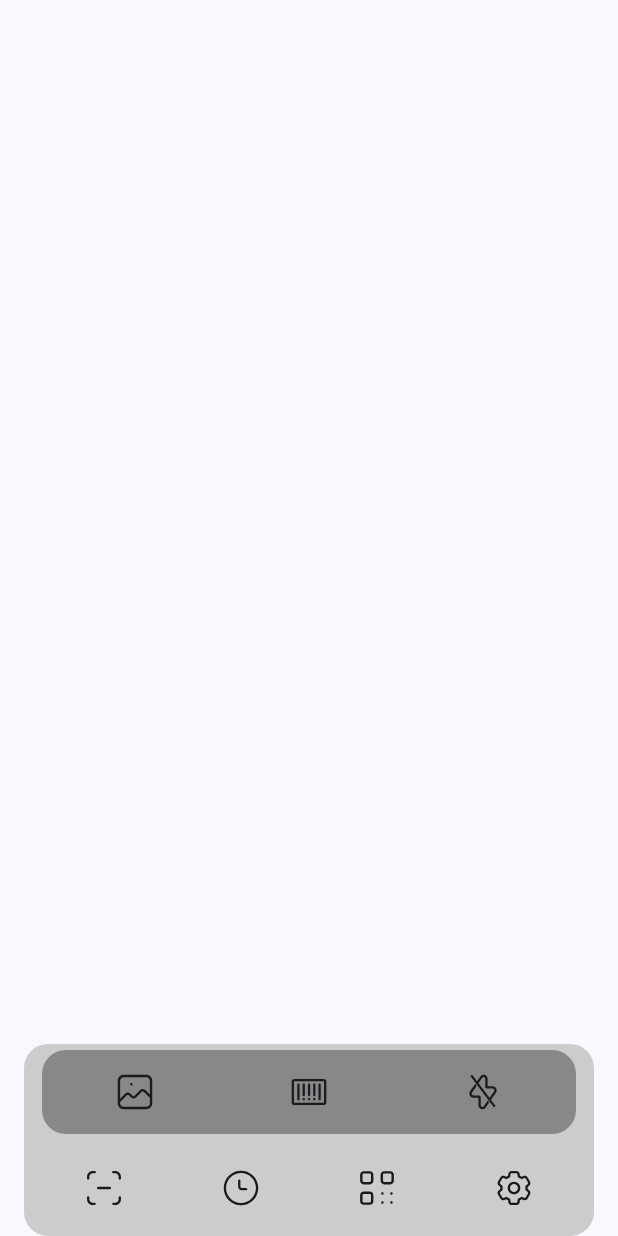
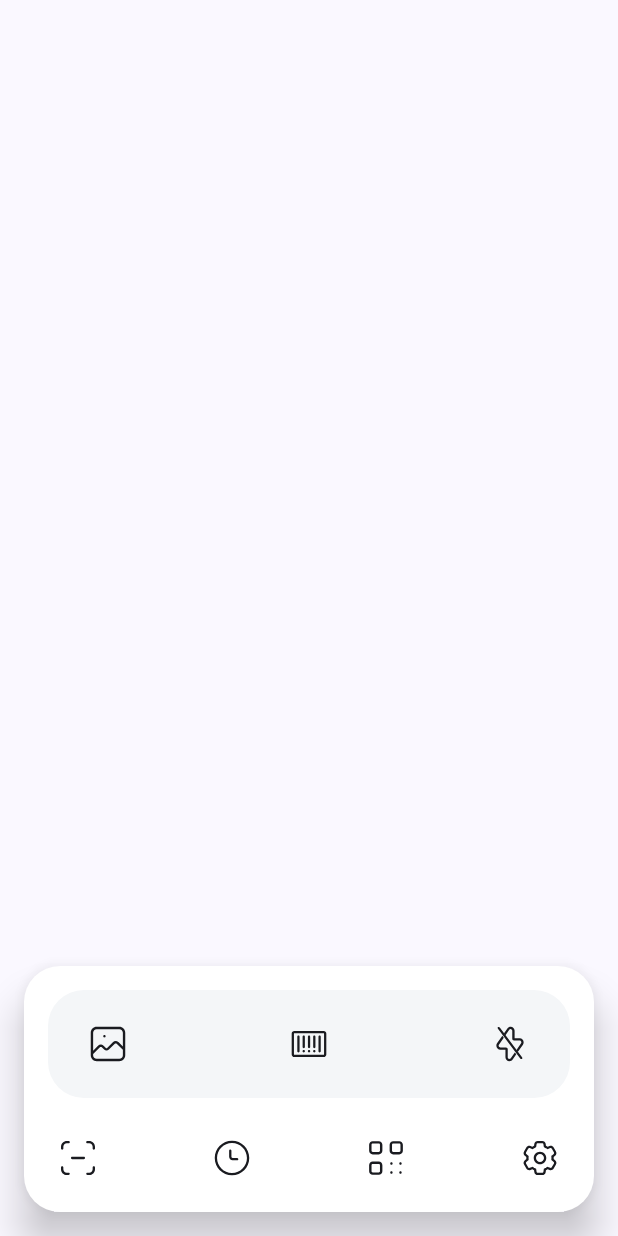
Before and after one commit to Bahman-ghasemi/QrCodi, an Android app built with Jetpack Compose: the screen it shows after launch (MainActivity), on a phone screen of 412 x 824 dp. Run offline under Robolectric (Android 15) with nearby library versions, the phone set to English and light mode, and no system bars; our stand-ins replace Dagger/Hilt's generated code; 1 statement that could not run was skipped.

Commit message:
Fix DateTime Dependency Issue Improvement BottomBar UI

```diff
--- a/app/build.gradle.kts
+++ b/app/build.gradle.kts
@@ -30,7 +30,7 @@ android {
     compileOptions {
         sourceCompatibility = JavaVersion.VERSION_17
         targetCompatibility = JavaVersion.VERSION_17
-//        isCoreLibraryDesugaringEnabled = true
+        isCoreLibraryDesugaringEnabled = true
     }
     kotlinOptions {
         jvmTarget = "17"
@@ -38,7 +38,7 @@ android {
     buildFeatures {
         compose = true
     }
-    buildToolsVersion = "35.0.0"
+
 }
 
 dependencies {
@@ -84,8 +84,7 @@ dependencies {
 
     // DateTime
     implementation(libs.kotlinx.datetime)
-    coreLibraryDesugaring(libs.desugar.jdk.libs)
-
+    coreLibraryDesugaring (libs.desugar.jdk.libs)
 
     // Unit Testing
     testImplementation(libs.junit)
--- a/app/src/main/java/ir/bahmanghasemi/qrcodeapp/MainActivity.kt
+++ b/app/src/main/java/ir/bahmanghasemi/qrcodeapp/MainActivity.kt
@@ -12,6 +12,9 @@ import androidx.compose.foundation.layout.fillMaxSize
 import androidx.compose.foundation.layout.fillMaxWidth
 import androidx.compose.foundation.layout.padding
 import androidx.compose.foundation.shape.RoundedCornerShape
+import androidx.compose.material3.Card
+import androidx.compose.material3.CardDefaults
+import androidx.compose.material3.CardElevation
 import androidx.compose.material3.Icon
 import androidx.compose.material3.IconButton
 import androidx.compose.material3.Scaffold
@@ -22,6 +25,7 @@ import androidx.compose.ui.draw.clip
 import androidx.compose.ui.graphics.Color
 import androidx.compose.ui.res.painterResource
 import androidx.compose.ui.res.stringResource
+import androidx.compose.ui.tooling.preview.Preview
 import androidx.compose.ui.unit.dp
 import androidx.navigation.NavHostController
 import androidx.navigation.compose.NavHost
@@ -81,25 +85,32 @@ fun AppNavigation(modifier: Modifier = Modifier, navHostController: NavHostContr
 
 
 @Composable
+@Preview(showBackground = true, showSystemUi = true)
 fun BottomBar() {
+    Card(
+        modifier = Modifier
+            .fillMaxWidth()
+            .padding(16.dp),
+        shape = RoundedCornerShape(24.dp),
+        elevation = CardDefaults.cardElevation(
+            defaultElevation = 16.dp
+        ),
+        colors = CardDefaults.cardColors(containerColor = Color.White)
+    ) {
         Column(
             Modifier
-            .fillMaxWidth()
-            .padding(horizontal = 16.dp)
-            .clip(RoundedCornerShape(16.dp))
-            .background(Color.LightGray)
-            .padding(4.dp),
+                .fillMaxWidth(),
             horizontalAlignment = Alignment.CenterHorizontally,
-        verticalArrangement = Arrangement.spacedBy(8.dp, alignment = Alignment.CenterVertically)
+            verticalArrangement = Arrangement.Center
         ) {
             Row(
                 Modifier
                     .fillMaxWidth()
-                .padding(horizontal = 8.dp)
-                .clip(RoundedCornerShape(16.dp))
-                .background(Color.Gray)
-                .padding(4.dp),
-            horizontalArrangement = Arrangement.SpaceAround,
+                    .padding(horizontal = 16.dp, vertical = 16.dp)
+                    .clip(RoundedCornerShape(24.dp))
+                    .background(Color(0xfff4f6f8))
+                    .padding(horizontal = 16.dp, vertical = 12.dp),
+                horizontalArrangement = Arrangement.SpaceBetween,
                 verticalAlignment = Alignment.CenterVertically
             ) {
                 IconButton(onClick = {}) {
@@ -118,8 +129,8 @@ fun BottomBar() {
             Row(
                 Modifier
                     .fillMaxWidth()
-                .padding(4.dp),
-            horizontalArrangement = Arrangement.SpaceAround,
+                    .padding(start = 12.dp, end = 12.dp, bottom = 12.dp),
+                horizontalArrangement = Arrangement.SpaceBetween,
                 verticalAlignment = Alignment.CenterVertically
             ) {
                 IconButton(onClick = {}) {
@@ -140,3 +151,4 @@ fun BottomBar() {
             }
         }
     }
+}
--- a/app/src/main/java/ir/bahmanghasemi/qrcodeapp/feature_qrcode/view/scanner/composable/ScanScreen.kt
+++ b/app/src/main/java/ir/bahmanghasemi/qrcodeapp/feature_qrcode/view/scanner/composable/ScanScreen.kt
@@ -35,7 +35,7 @@ import ir.bahmanghasemi.qrcodeapp.R
 import ir.bahmanghasemi.qrcodeapp.common.view.util.Connectivity
 import ir.bahmanghasemi.qrcodeapp.feature_qrcode.data.model.CalendarEvent
 import ir.bahmanghasemi.qrcodeapp.feature_qrcode.data.model.ContactInfo
-
+import java.time.ZonedDateTime
 
 @Composable
 @Preview(showBackground = true)
@@ -115,14 +115,14 @@ fun ScanComposable(
                                     putExtra(CalendarContract.Events.TITLE, it.summary)
                                     putExtra(CalendarContract.Events.EVENT_LOCATION, it.location)
                                     putExtra(CalendarContract.Events.DESCRIPTION, it.description)
-                                    /*putExtra(
+                                    putExtra(
                                         CalendarContract.EXTRA_EVENT_BEGIN_TIME,
-                                        ZonedDateTime.parse(it.start).toLocalDateTime().toString()
-                                    )*/
-                                    /*putExtra(
+                                        ZonedDateTime.parse(it.startDate).toLocalDateTime().toString()
+                                    )
+                                    putExtra(
                                         CalendarContract.EXTRA_EVENT_END_TIME,
-                                        ZonedDateTime.parse(it.end).toLocalDateTime().toString()
-                                    )*/
+                                        ZonedDateTime.parse(it.endDate).toLocalDateTime().toString()
+                                    )
                                 }
                                 context.startActivity(intent)
                             }
--- a/gradle/libs.versions.toml
+++ b/gradle/libs.versions.toml
@@ -24,7 +24,7 @@ playServicesCodeScanner = "16.1.0"
 customQrGeneratorVersion = "2.0.0-alpha01"
 kotlinxSerializationJson = "1.8.0"
 kotlinxDatetime = "0.6.1"
-desugar_jdk_libs = "2.1.4"
+desugar_jdk_libsVersion = "2.1.4"
 truthVersion = "1.4.4"
 
 [libraries]
@@ -79,7 +79,7 @@ kotlinx-serialization-json = { module = "org.jetbrains.kotlinx:kotlinx-serializa
 
 # DateTime
 kotlinx-datetime = { module = "org.jetbrains.kotlinx:kotlinx-datetime", version.ref = "kotlinxDatetime" }
-desugar_jdk_libs = { module = "com.android.tools:desugar_jdk_libs", version.ref = "desugar_jdk_libs" }
+desugar_jdk_libs = { module = "com.android.tools:desugar_jdk_libs", version.ref = "desugar_jdk_libsVersion" }
 
 # Truth
 truth = { module = "com.google.truth:truth", version.ref = "truthVersion" }
```
Lines whose indentation alone changed are shown as unchanged.
